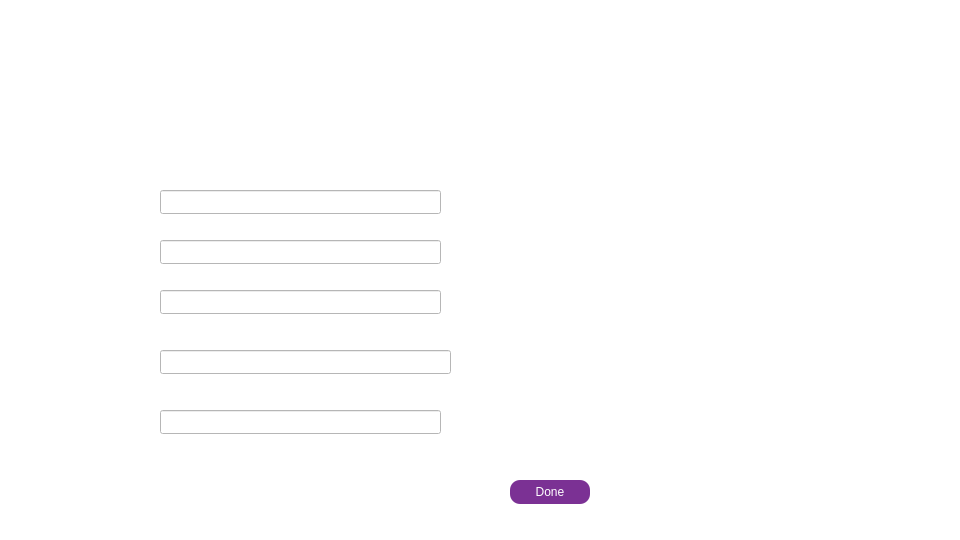
This is budget.ui in Nirjaraa/spendwise as Qt 5 draws it before an edit. The edited form follows.
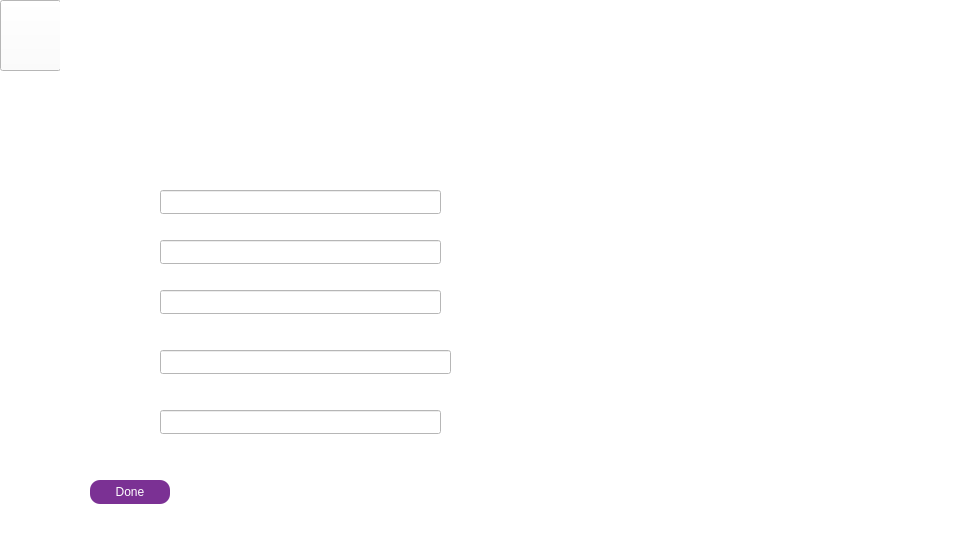
This is the edited form. Icons and pictures are not drawn.

Patch:
```diff
--- a/budget.ui
+++ b/budget.ui
@@ -21,9 +21,9 @@
     <property name="geometry">
      <rect>
       <x>650</x>
-      <y>130</y>
-      <width>171</width>
-      <height>241</height>
+      <y>100</y>
+      <width>281</width>
+      <height>341</height>
      </rect>
     </property>
     <property name="styleSheet">
@@ -52,7 +52,7 @@
    <widget class="QPushButton" name="pushButton">
     <property name="geometry">
      <rect>
-      <x>510</x>
+      <x>90</x>
       <y>480</y>
       <width>80</width>
       <height>24</height>
@@ -123,6 +123,44 @@
      </rect>
     </property>
    </widget>
+   <widget class="QPushButton" name="back">
+    <property name="geometry">
+     <rect>
+      <x>0</x>
+      <y>0</y>
+      <width>61</width>
+      <height>71</height>
+     </rect>
+    </property>
+    <property name="styleSheet">
+     <string notr="true">
+image: url(:/resources/back.png);</string>
+    </property>
+    <property name="text">
+     <string/>
+    </property>
+   </widget>
+   <widget class="QLabel" name="editprofiletitle">
+    <property name="geometry">
+     <rect>
+      <x>60</x>
+      <y>0</y>
+      <width>901</width>
+      <height>71</height>
+     </rect>
+    </property>
+    <property name="styleSheet">
+     <string notr="true">border-image:url(:/resources/title.png);
+color:rgb(255, 255, 255);
+ 
+font: 700 22pt &quot;Bahnschrift&quot;;
+
+ </string>
+    </property>
+    <property name="text">
+     <string>  BUDGET</string>
+    </property>
+   </widget>
   </widget>
  </widget>
  <resources/>
```
